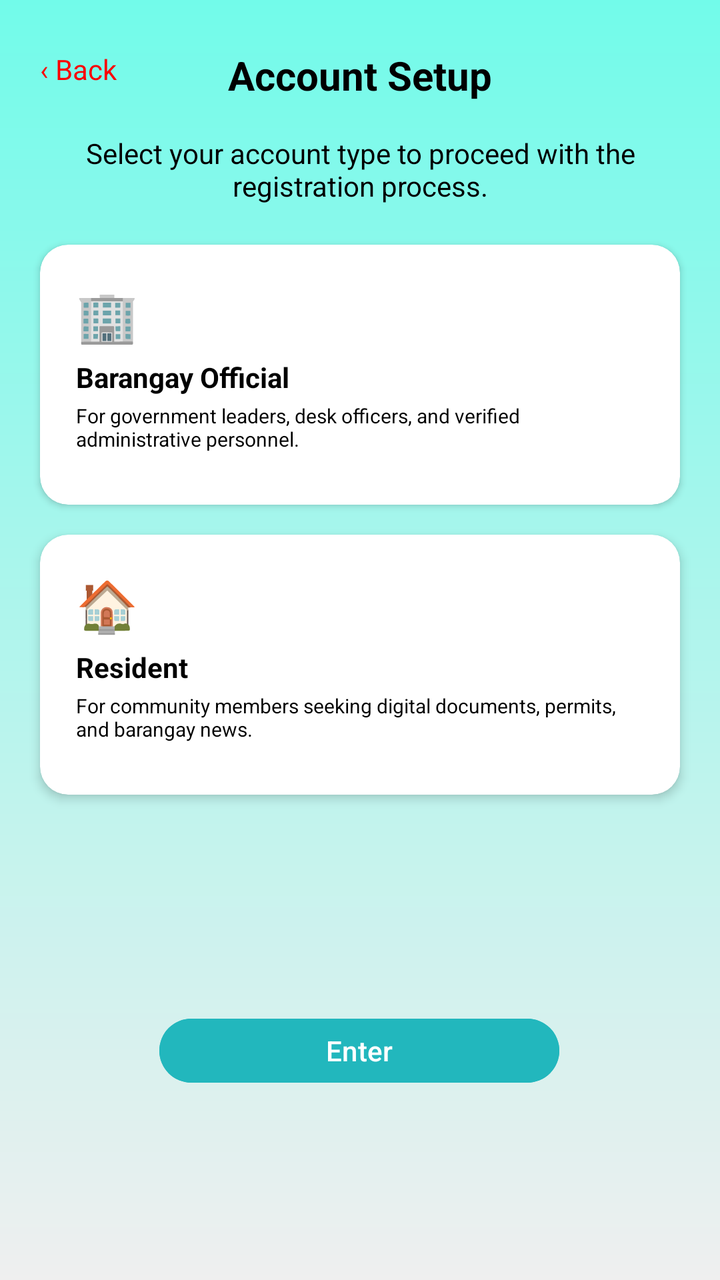
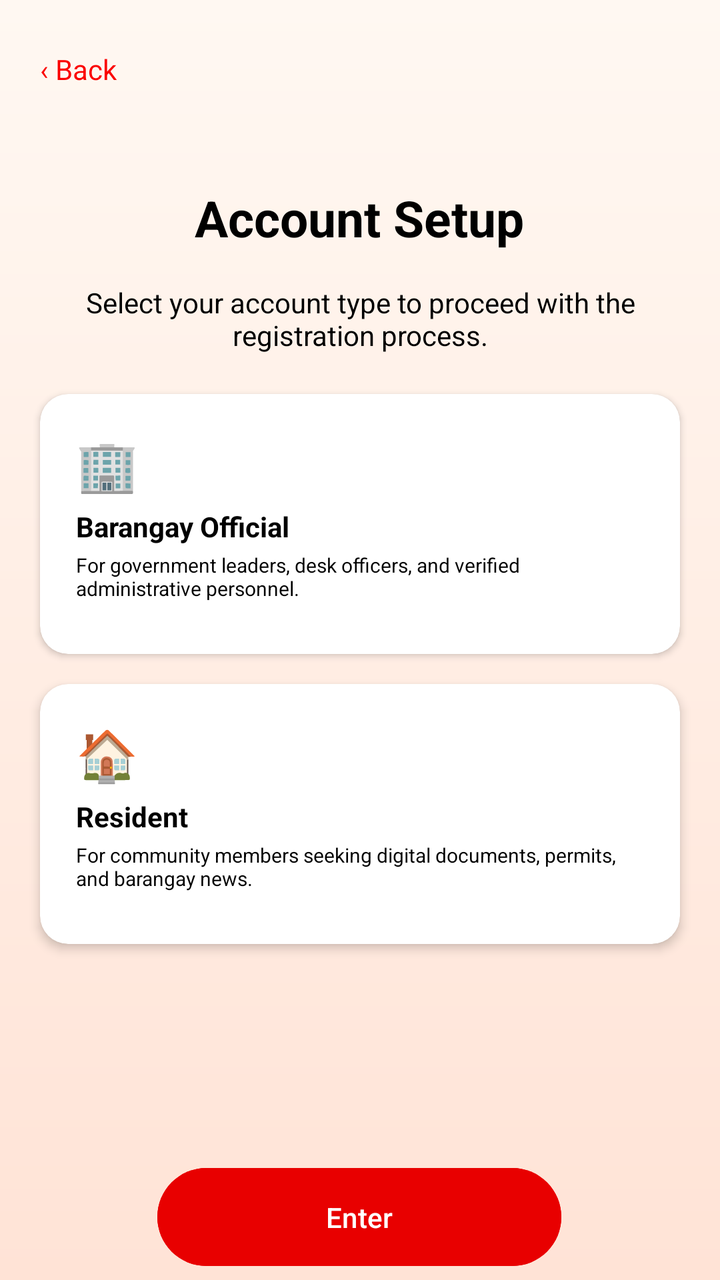

Before-and-after screenshots of an Android layout around one commit, followed by the original layout XML and the change that was made.
<!-- AndroidManifest.xml: application theme Theme.IServeKo -->
<!-- res/layout/activity_account_setup.xml -->
<?xml version="1.0" encoding="utf-8"?>
<androidx.constraintlayout.widget.ConstraintLayout xmlns:android="http://schemas.android.com/apk/res/android"
    xmlns:app="http://schemas.android.com/apk/res-auto"
    xmlns:tools="http://schemas.android.com/tools"
    android:id="@+id/main"
    android:layout_width="match_parent"
    android:layout_height="match_parent"
    android:background="@drawable/designbrg"
    tools:context=".AccountSetupActivity">

    <TextView
        android:id="@+id/btnBack"
        android:layout_width="wrap_content"
        android:layout_height="wrap_content"
        android:layout_marginStart="20dp"
        android:layout_marginTop="25dp"
        android:text="‹ Back"
        android:textColor="#FB0000"
        android:textSize="14sp"
        app:layout_constraintStart_toStartOf="parent"
        app:layout_constraintTop_toTopOf="parent" />

    <TextView
        android:id="@+id/txtTitle"
        android:layout_width="wrap_content"
        android:layout_height="wrap_content"
        android:layout_marginTop="24dp"
        android:text="@string/account_setup_title"
        android:textColor="#000000"
        android:textSize="20sp"
        android:textStyle="bold"
        app:layout_constraintEnd_toEndOf="parent"
        app:layout_constraintStart_toStartOf="parent"
        app:layout_constraintTop_toTopOf="parent" />

    <TextView
        android:id="@+id/txtDescription"
        android:layout_width="0dp"
        android:layout_height="wrap_content"
        android:layout_marginStart="32dp"
        android:layout_marginTop="16dp"
        android:layout_marginEnd="32dp"
        android:text="@string/account_setup_description"
        android:textAlignment="center"
        android:textColor="#000000"
        app:layout_constraintEnd_toEndOf="parent"
        app:layout_constraintStart_toStartOf="parent"
        app:layout_constraintTop_toBottomOf="@+id/txtTitle" />

    
    <androidx.cardview.widget.CardView
        android:id="@+id/officialCard"
        android:layout_width="0dp"
        android:layout_height="130dp"
        android:layout_marginStart="20dp"
        android:layout_marginTop="20dp"
        android:layout_marginEnd="20dp"
        app:cardBackgroundColor="#FFFFFF"
        app:cardCornerRadius="14dp"
        app:cardElevation="2dp"
        app:layout_constraintBottom_toTopOf="@+id/residentCard"
        app:layout_constraintEnd_toEndOf="parent"
        app:layout_constraintStart_toStartOf="parent"
        app:layout_constraintTop_toBottomOf="@id/txtDescription"
        app:layout_constraintVertical_chainStyle="packed">

        <LinearLayout
            android:layout_width="match_parent"
            android:layout_height="147dp"
            android:orientation="vertical"
            android:padding="18dp">

            <TextView
                android:layout_width="wrap_content"
                android:layout_height="wrap_content"
                android:text="🏢"
                android:textSize="25sp" />

            <TextView
                android:layout_width="wrap_content"
                android:layout_height="wrap_content"
                android:layout_marginTop="5dp"
                android:text="Barangay Official"
                android:textColor="#000000"
                android:textSize="14sp"
                android:textStyle="bold" />

            <TextView
                android:layout_width="wrap_content"
                android:layout_height="wrap_content"
                android:layout_marginTop="3dp"
                android:text="For government leaders, desk officers, and verified administrative personnel."
                android:textColor="#000000"
                android:textSize="10sp" />

        </LinearLayout>

    </androidx.cardview.widget.CardView>

    
    <androidx.cardview.widget.CardView
        android:id="@+id/residentCard"
        android:layout_width="0dp"
        android:layout_height="130dp"
        android:layout_marginStart="20dp"
        android:layout_marginTop="15dp"
        android:layout_marginEnd="20dp"
        app:cardBackgroundColor="#FFFFFF"
        app:cardCornerRadius="14dp"
        app:cardElevation="3dp"
        app:layout_constraintBottom_toTopOf="@+id/btnEnter"
        app:layout_constraintEnd_toEndOf="parent"
        app:layout_constraintStart_toStartOf="parent"
        app:layout_constraintTop_toBottomOf="@id/officialCard">

        <LinearLayout
            android:layout_width="match_parent"
            android:layout_height="match_parent"
            android:orientation="vertical"
            android:padding="18dp">

            <TextView
                android:layout_width="wrap_content"
                android:layout_height="wrap_content"
                android:text="🏠"
                android:textSize="25sp" />

            <TextView
                android:layout_width="wrap_content"
                android:layout_height="wrap_content"
                android:layout_marginTop="5dp"
                android:text="Resident"
                android:textColor="#000000"
                android:textSize="14sp"
                android:textStyle="bold" />

            <TextView
                android:layout_width="wrap_content"
                android:layout_height="wrap_content"
                android:layout_marginTop="3dp"
                android:text="For community members seeking digital documents, permits, and barangay news."
                android:textColor="#000000"
                android:textSize="10sp" />

        </LinearLayout>

    </androidx.cardview.widget.CardView>

    <Button
        android:id="@+id/btnEnter"
        android:layout_width="200dp"
        android:layout_height="40dp"
        android:layout_marginTop="108dp"
        android:backgroundTint="#22B7BD"
        android:text="@string/enter"
        android:textColor="#FFFFFF"
        app:layout_constraintEnd_toEndOf="parent"
        app:layout_constraintHorizontal_bias="0.497"
        app:layout_constraintStart_toStartOf="parent"
        app:layout_constraintTop_toBottomOf="@+id/residentCard" />

</androidx.constraintlayout.widget.ConstraintLayout>
<!-- resources referenced by this layout -->
<resources>
  <!-- drawable designbrg (drawable) -->
  <?xml version="1.0" encoding="utf-8"?>
  <shape xmlns:android="http://schemas.android.com/apk/res/android">
       <gradient android:type = "linear" android:angle="100"
           android:startColor="#72FBEA" android:endColor="#EFEFEF"/>
  </shape>
  <string name="account_setup_description">Select your account type to proceed with the registration process.</string>
  <string name="account_setup_title">Account Setup</string>
  <string name="enter">Enter</string>
  <style name="Theme.IServeKo" parent="Base.Theme.IServeKo" />
  <style name="Base.Theme.IServeKo" parent="Theme.Material3.DayNight.NoActionBar">
          
          
      </style>
</resources>

<!-- the commit's change to res/layout/activity_account_setup.xml (unified diff, before → after) -->
@@ -5,7 +5,7 @@
     android:id="@+id/main"
     android:layout_width="match_parent"
     android:layout_height="match_parent"
-    android:background="@drawable/designbrg"
+    android:background="@drawable/designbrg_v2"
     tools:context=".AccountSetupActivity">
 
     <TextView
@@ -24,12 +24,13 @@
         android:id="@+id/txtTitle"
         android:layout_width="wrap_content"
         android:layout_height="wrap_content"
-        android:layout_marginTop="24dp"
+        android:layout_marginTop="92dp"
         android:text="@string/account_setup_title"
         android:textColor="#000000"
-        android:textSize="20sp"
+        android:textSize="25sp"
         android:textStyle="bold"
         app:layout_constraintEnd_toEndOf="parent"
+        app:layout_constraintHorizontal_bias="0.498"
         app:layout_constraintStart_toStartOf="parent"
         app:layout_constraintTop_toTopOf="parent" />
 
@@ -148,10 +149,10 @@
 
     <Button
         android:id="@+id/btnEnter"
-        android:layout_width="200dp"
-        android:layout_height="40dp"
+        android:layout_width="202dp"
+        android:layout_height="57dp"
         android:layout_marginTop="108dp"
-        android:backgroundTint="#22B7BD"
+        android:backgroundTint="#E80000"
         android:text="@string/enter"
         android:textColor="#FFFFFF"
         app:layout_constraintEnd_toEndOf="parent"
<!-- resource entries referenced after the edit -->
@@ -1,18 +1,48 @@
 <!-- resources referenced by this layout -->
 <resources>
-  <!-- drawable designbrg (drawable) -->
+  <!-- drawable designbrg_v2 (drawable) -->
   <?xml version="1.0" encoding="utf-8"?>
   <shape xmlns:android="http://schemas.android.com/apk/res/android">
-       <gradient android:type = "linear" android:angle="100"
-           android:startColor="#72FBEA" android:endColor="#EFEFEF"/>
+      <gradient android:type = "linear" android:angle="100"
+          android:startColor="#FFF8F2" android:endColor="#FFE3D6"/>
   </shape>
   <string name="account_setup_description">Select your account type to proceed with the registration process.</string>
   <string name="account_setup_title">Account Setup</string>
   <string name="enter">Enter</string>
   <style name="Theme.IServeKo" parent="Base.Theme.IServeKo" />
   <style name="Base.Theme.IServeKo" parent="Theme.Material3.DayNight.NoActionBar">
-          
-          
+          <item name="colorPrimary">@color/primary</item>
+          <item name="colorOnPrimary">@color/onPrimary</item>
+          <item name="colorPrimaryContainer">@color/primaryContainer</item>
+          <item name="colorOnPrimaryContainer">@color/onPrimaryContainer</item>
+  
+          <item name="colorSecondary">@color/secondary</item>
+          <item name="colorOnSecondary">@color/onSecondary</item>
+          <item name="colorSecondaryContainer">@color/secondaryContainer</item>
+          <item name="colorOnSecondaryContainer">@color/onSecondaryContainer</item>
+  
+          <item name="android:colorBackground">@color/white</item>
+          <item name="colorSurface">@color/surface</item>
+          <item name="colorOnSurface">@color/onSurface</item>
+          <item name="colorSurfaceVariant">@color/surfaceVariant</item>
+          <item name="colorOnSurfaceVariant">@color/onSurfaceVariant</item>
+  
+          <item name="android:statusBarColor">#F44336</item>
+          <item name="android:windowLightStatusBar">false</item>
+          <item name="android:navigationBarColor">@color/white</item>
       </style>
+  <color name="primary">#F44336</color>
+  <color name="onPrimary">#FFFFFF</color>
+  <color name="primaryContainer">#FFEBEE</color>
+  <color name="onPrimaryContainer">#C62828</color>
+  <color name="secondary">#F44336</color>
+  <color name="onSecondary">#FFFFFF</color>
+  <color name="secondaryContainer">#FFEBEE</color>
+  <color name="onSecondaryContainer">#C62828</color>
+  <color name="white">#FFFFFFFF</color>
+  <color name="surface">#FFFFFF</color>
+  <color name="onSurface">#1C1B1F</color>
+  <color name="surfaceVariant">#F5F5F5</color>
+  <color name="onSurfaceVariant">#616161</color>
 </resources>
 
